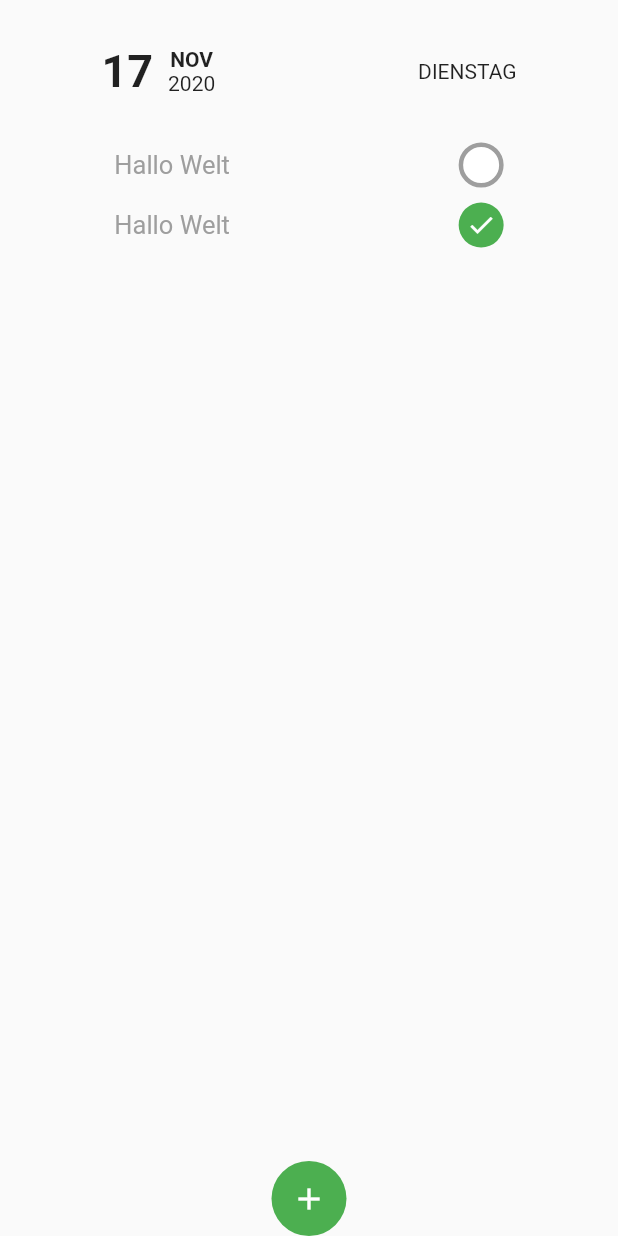
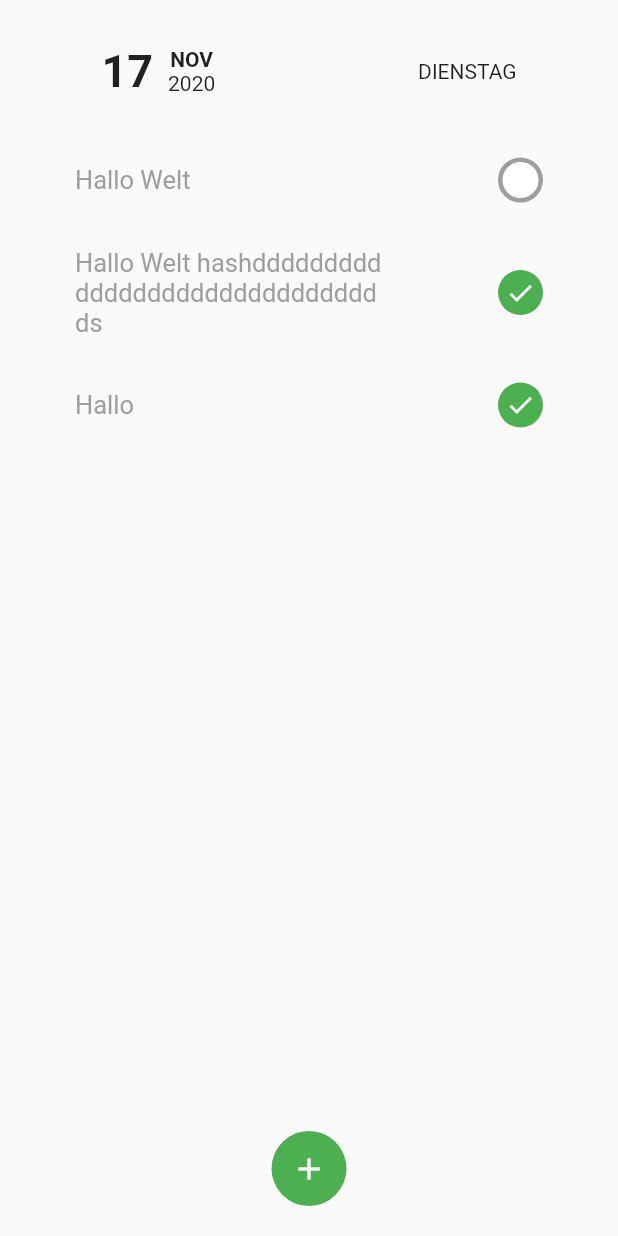
Before and after one commit to Tutorialwork/ToDo-App, a Flutter app: the screen it shows after launch, on a phone screen of 412 x 824 dp. Run offline on Flutter 3.47's test engine with Material 2 defaults, Android fonts, the phone set to English and light mode, and no system bars.

Commit message:
ui improvments

```diff
--- a/lib/addtodo.dart
+++ b/lib/addtodo.dart
@@ -3,7 +3,9 @@ import 'package:flutter/material.dart';
 class AddTodo extends StatelessWidget {
   @override
   Widget build(BuildContext context) {
-    return Row(
+    return Padding(
+      padding: EdgeInsets.all(20),
+      child: Row(
         mainAxisAlignment: MainAxisAlignment.center,
         children: [
           Container(
@@ -16,6 +18,7 @@ class AddTodo extends StatelessWidget {
             child: Icon(Icons.add, color: Colors.white,),
           )
         ],
+      ),
     );
   }
 }
--- a/lib/main.dart
+++ b/lib/main.dart
@@ -26,7 +26,9 @@ class _HomePageState extends State<HomePage> {
               SizedBox(height: 30,),
               TodoItem(name: "Hallo Welt", isActive: false),
               SizedBox(height: 10,),
-              TodoItem(name: "Hallo Welt", isActive: true),
+              TodoItem(name: "Hallo Welt hashddddddddddddddddddddddddddddddds", isActive: true),
+              SizedBox(height: 10,),
+              TodoItem(name: "Hallo", isActive: true),
             ],
           )
         ),
--- a/lib/todo.dart
+++ b/lib/todo.dart
@@ -16,12 +16,18 @@ class TodoItem extends StatefulWidget {
 class _TodoItemState extends State<TodoItem> {
   @override
   Widget build(BuildContext context) {
-    return Row(
-      mainAxisAlignment: MainAxisAlignment.spaceAround,
-      children: [
-        Text(widget.name, style: TextStyle(fontSize: 17, color: Colors.grey),),
-        Check(isActive: widget.isActive,)
-      ],
+    return Padding(
+      padding: EdgeInsets.symmetric(vertical: 10, horizontal: 50),
+      child: Row(
+        mainAxisAlignment: MainAxisAlignment.spaceBetween,
+        children: [
+          Container(
+            width: MediaQuery.of(context).size.width / 100 * 50,
+            child: Text(widget.name, style: TextStyle(fontSize: 17, color: Colors.grey),),
+          ),
+          Check(isActive: widget.isActive,)
+        ],
+      ),
     );
   }
 }
```
Lines whose indentation alone changed are shown as unchanged.
